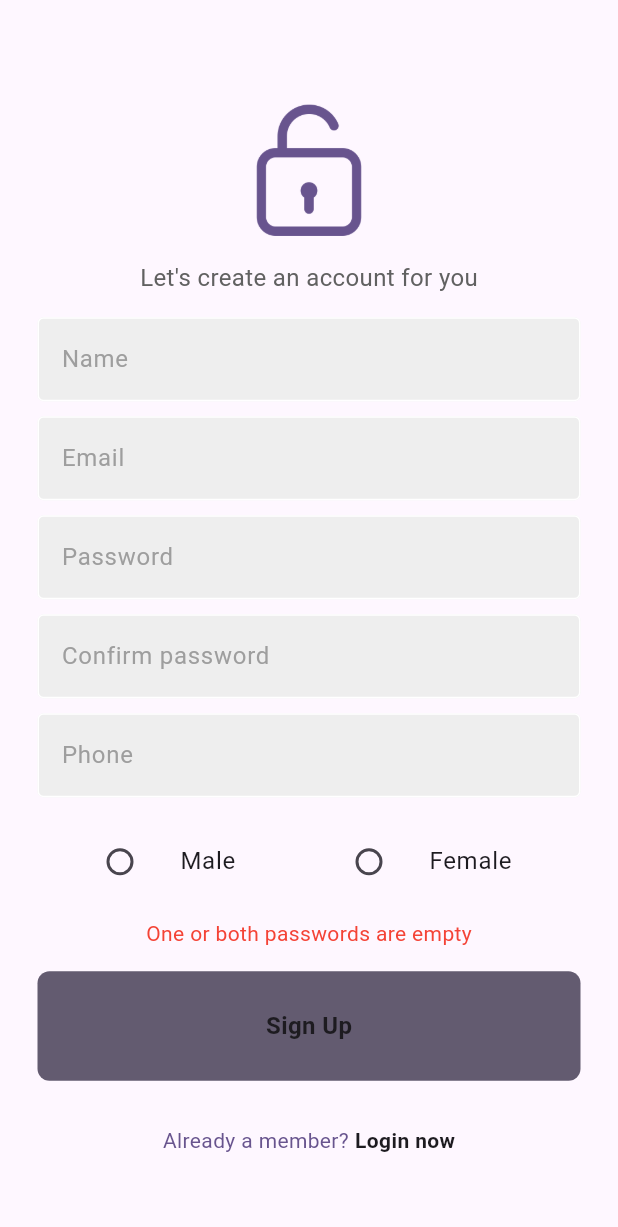
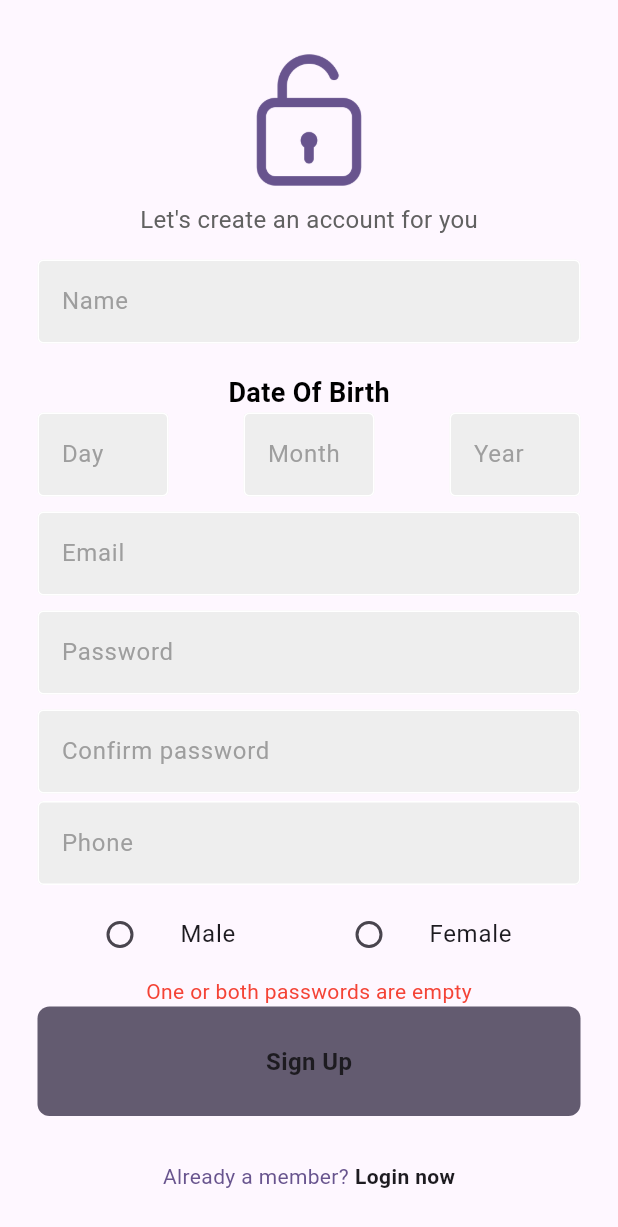
Before and after one commit to DorYanay/SoluTrain-Mobile-APP, a Flutter app: the screen it shows after launch, after a tap on "Login", after a tap on "Sign Up now", after a tap on "Sign Up", on a phone screen of 412 x 824 dp. Shown: the top 1227 px of the screen. Run offline on Flutter 3.47's test engine with Material 3 defaults, Android fonts, the phone set to English and light mode, and no system bars; our stand-ins replace google_nav_bar; accounts and stored records are empty; network calls fail.

Commit message:
Added DateTime date of birth. and Logo

```diff
--- a/mobile/lib/pages/auth/login_page.dart
+++ b/mobile/lib/pages/auth/login_page.dart
@@ -66,9 +66,9 @@ class _LoginPageState extends State<LoginPage> {
                 const SizedBox(height: 50),
 
                 Image.asset(
-                  'lib/images/unlock.png',
-                  height: 100,
-                  color: Theme.of(context).colorScheme.primary,
+                  'lib/images/solutrain2.png',
+                  height: 250,
+                  // color: Theme.of(context).colorScheme.primary,
                 ),
 
                 const SizedBox(height: 50),
--- a/mobile/lib/pages/auth/sign_up_page.dart
+++ b/mobile/lib/pages/auth/sign_up_page.dart
@@ -20,6 +20,9 @@ class _SighUpPageState extends State<SighUpPage> {
   final passwordController = TextEditingController();
   final confirmPasswordController = TextEditingController();
   final phoneController = TextEditingController();
+  final dayController = TextEditingController();
+  final monthController = TextEditingController();
+  final yearController = TextEditingController();
   Gender? gender;
 
   String userMessage = "";
@@ -86,6 +89,38 @@ class _SighUpPageState extends State<SighUpPage> {
 
     return true;
   }
+  //Date of birth Validation
+  bool isValidDateOfBirth(String day, String month, String year) {
+    // Check if any of the input strings are empty
+    if (day.isEmpty || month.isEmpty || year.isEmpty) {
+      return false;
+    }
+
+    // Parse day, month, and year as integers
+    int dayInt = int.tryParse(day) ?? 0;
+    int monthInt = int.tryParse(month) ?? 0;
+    int yearInt = int.tryParse(year) ?? 0;
+
+    // Check if day, month, and year are within valid ranges
+    if (dayInt < 1 || dayInt > 31 || monthInt < 1 || monthInt > 12 || yearInt < 1900 || yearInt > DateTime.now().year) {
+      return false;
+    }
+
+    // Check if the day is valid for the given month and year
+    if (dayInt > 30 && (monthInt == 4 || monthInt == 6 || monthInt == 9 || monthInt == 11)) {
+      return false;
+    } else if (dayInt > 29 && monthInt == 2) {
+      // Check for February in a leap year
+      if (yearInt % 4 == 0 && (yearInt % 100 != 0 || yearInt % 400 == 0)) {
+        return false; // Leap year, February can have 29 days
+      } else {
+        return false; // Not a leap year, February can have at most 28 days
+      }
+    }
+
+    // Date of birth is valid
+    return true;
+  }
   void signUpOnTap() {
     if (moveToLogin) {
       widget.showLogin();
@@ -134,15 +169,20 @@ class _SighUpPageState extends State<SighUpPage> {
       setErrorMessage('Gender is required!');
       return;
     }
+    if(!isValidDateOfBirth(dayController.text, monthController.text, yearController.text)){
+      setErrorMessage('Invalid Date of Birth');
+      return;
+    }
 
     setErrorMessage("");
-
+    DateTime dateOfBirth = DateTime(int.parse(yearController.text), int.parse(monthController.text), int.parse(dayController.text));
     // send the request
     API.guestPost('/auth/signup', params: {
       'name': nameController.text,
       'email': emailController.text.toLowerCase(),
       'password': passwordController.text,
       'phone': phoneController.text,
+      'dateOfbirth': dateOfBirth.toString(), //Pass as Parameter
       'gender': gender == Gender.male ? "male" : "female",
     }).then((Response res) {
       if (res.hasError) {
@@ -178,13 +218,13 @@ class _SighUpPageState extends State<SighUpPage> {
             child: Column(
               mainAxisAlignment: MainAxisAlignment.center,
               children: [
-                const SizedBox(height: 10),
+                const SizedBox(height: 0),
                 Image.asset(
                   'lib/images/unlock.png',
                   height: 100,
                   color: Theme.of(context).colorScheme.primary,
                 ),
-                const SizedBox(height: 10),
+                const SizedBox(height: 5),
                 Text(
                   'Let\'s create an account for you',
                   style: TextStyle(
@@ -198,6 +238,42 @@ class _SighUpPageState extends State<SighUpPage> {
                   hintText: 'Name',
                   obscureText: false,
                 ),
+                const SizedBox(height: 20),
+                const Text(
+                  'Date Of Birth',
+                  style: TextStyle(
+                    fontSize: 18,
+                    fontWeight: FontWeight.bold,
+                    color: Colors.black, // Set the color to light purple
+                  ),
+                ),
+              Row(
+                children: [
+                  Expanded(
+                    child: AppTextField(
+                      controller: dayController,
+                      hintText: 'Day',
+                      obscureText: false,
+                    ),
+                  ),
+                  SizedBox(width: 0),
+                  Expanded(
+                    child: AppTextField(
+                      controller: monthController,
+                      hintText: 'Month',
+                      obscureText: false,
+                    ),
+                  ),
+                  SizedBox(width: 0),
+                  Expanded(
+                    child: AppTextField(
+                      controller: yearController,
+                      hintText: 'Year',
+                      obscureText: false,
+                    ),
+                  ),
+                ],
+              ),
                 const SizedBox(height: 10),
                 AppTextField(
                   controller: emailController,
@@ -216,13 +292,13 @@ class _SighUpPageState extends State<SighUpPage> {
                   hintText: 'Confirm password',
                   obscureText: true,
                 ),
-                const SizedBox(height: 10),
+                const SizedBox(height: 5),
                 AppTextField(
                   controller: phoneController,
                   hintText: 'Phone',
                   obscureText: false,
                 ),
-                const SizedBox(height: 15),
+                const SizedBox(height: 5),
                 Row(
                   children: <Widget>[
                     const SizedBox(width: 40),
@@ -257,14 +333,14 @@ class _SighUpPageState extends State<SighUpPage> {
                     const SizedBox(width: 40),
                   ],
                 ),
-                const SizedBox(height: 10),
+                const SizedBox(height: 0),
                 Text(
                   userMessage,
                   style: TextStyle(
                     color: userMessageColor,
                   ),
                 ),
-                const SizedBox(height: 15),
+                const SizedBox(height: 0),
                 AppButton(
                   onTap: signUpOnTap,
                   text: moveToLogin ? "To Login Page" : "Sign Up",
```
Also changed, not shown: mobile/lib/images/Solutrain.PNG (added), mobile/lib/images/SolutrainLogo.PNG (added), mobile/lib/images/solutrain2.png (added).
